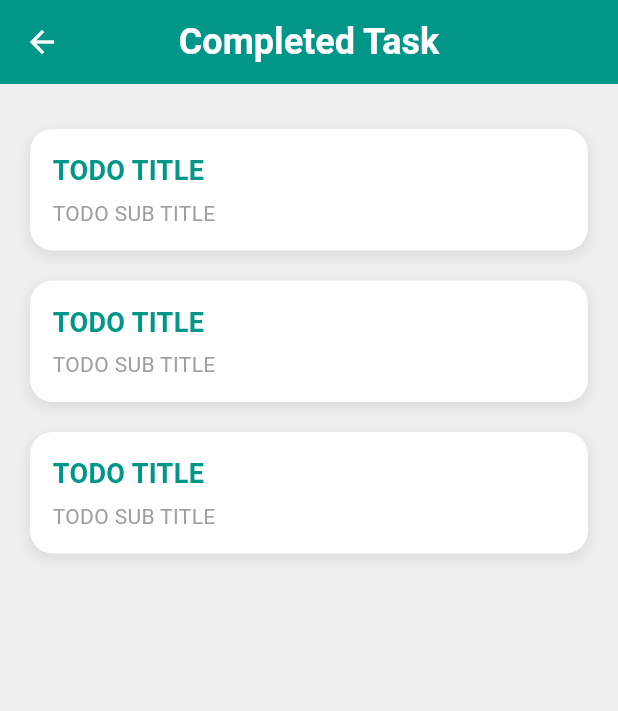
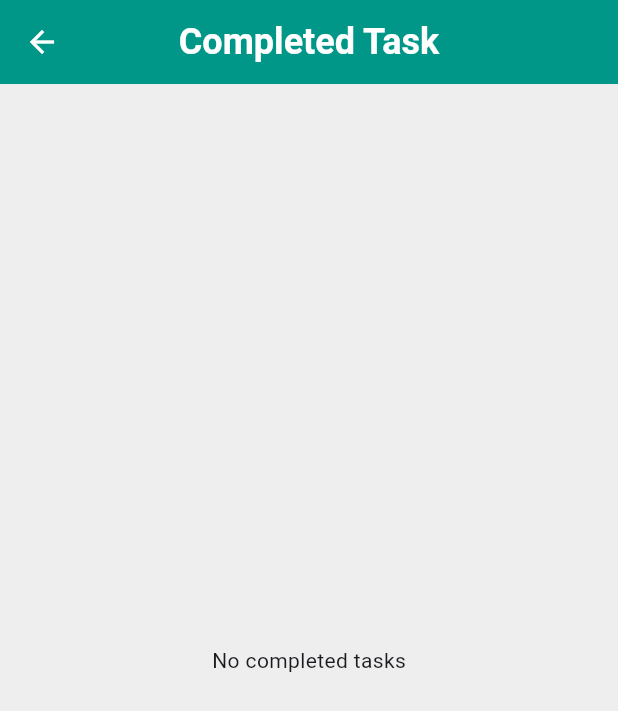
Before and after one commit to alvinkatabarwa/TaskMaster, a Flutter app: the CompletedTaskScreen screen opened directly, on a phone screen of 412 x 824 dp. Shown: the top 711 px of the screen. Run offline on Flutter 3.47's test engine with Material 3 defaults, Android fonts, the phone set to English and light mode, and no system bars.

Commit message:
finalizing providers

```diff
--- a/task_master/lib/pages/completed.dart
+++ b/task_master/lib/pages/completed.dart
@@ -1,4 +1,6 @@
 import 'package:flutter/material.dart';
+import 'package:provider/provider.dart';
+import '../providers/task_providers.dart';
 
 class CompletedTaskScreen extends StatelessWidget {
   const CompletedTaskScreen({Key? key}) : super(key: key);
@@ -28,22 +30,27 @@ class CompletedTaskScreen extends StatelessWidget {
       ),
       body: Padding(
         padding: const EdgeInsets.all(20),
-        child: Column(
-          children: [
-            Expanded(
-              child: ListView(
-                children: List.generate(3, (index) {
-                  return Padding(
-                    padding: const EdgeInsets.symmetric(vertical: 10),
-                    child: CompletedTaskItem(
-                      title: 'TODO TITLE',
-                      subtitle: 'TODO SUB TITLE',
-                    ),
+        child: Consumer<TaskProvider>(
+          builder: (context, taskProvider, child) {
+            // Filter only completed tasks
+            final completedTasks = taskProvider.tasks.where((task) => task.isCompleted).toList();
+
+            return completedTasks.isEmpty
+                ? const Center(child: Text('No completed tasks'))
+                : ListView.builder(
+                    itemCount: completedTasks.length,
+                    itemBuilder: (context, index) {
+                      final task = completedTasks[index];
+                      return Padding(
+                        padding: const EdgeInsets.symmetric(vertical: 10),
+                        child: CompletedTaskItem(
+                          title: task.title,
+                          subtitle: task.description,
+                        ),
+                      );
+                    },
                   );
-                }),
-              ),
-            ),
-          ],
+          },
         ),
       ),
     );
--- a/task_master/lib/pages/dashboard.dart
+++ b/task_master/lib/pages/dashboard.dart
@@ -1,6 +1,9 @@
 import 'package:flutter/material.dart';
+import 'package:provider/provider.dart';
+import '../providers/task_providers.dart';
 import 'todo.dart';
 import 'settings.dart';
+
 class DashboardScreen extends StatelessWidget {
   const DashboardScreen({Key? key}) : super(key: key);
 
@@ -80,7 +83,6 @@ class DashboardScreen extends StatelessWidget {
                 child: Column(
                   mainAxisAlignment: MainAxisAlignment.center,
                   children: [
-                    // Simple clock widget (static image, for dynamic clock you can implement logic)
                     Container(
                       height: 80,
                       width: 80,
@@ -167,11 +169,16 @@ class DashboardScreen extends StatelessWidget {
                             ],
                           ),
                           const SizedBox(height: 10),
-                          TaskItem(title: 'Learning Programming by 12PM'),
-                          TaskItem(title: 'Learn how to cook by 1PM'),
-                          TaskItem(title: 'Learn how to play at 2PM'),
-                          TaskItem(title: 'Have lunch at 4PM'),
-                          TaskItem(title: 'Going to travel 6PM'),
+                          // Displaying tasks dynamically
+                          Consumer<TaskProvider>(
+                            builder: (context, taskProvider, child) {
+                              return Column(
+                                children: taskProvider.tasks.map((task) {
+                                  return TaskItem(title: task.title);
+                                }).toList(),
+                              );
+                            },
+                          ),
                         ],
                       ),
                     ),
--- /dev/null
+++ b/task_master/lib/providers/login_providers.dart
@@ -0,0 +1,27 @@
+import 'package:flutter/material.dart';
+
+class LoginProvider with ChangeNotifier {
+  String _email = '';
+  String _password = '';
+
+  String get email => _email;
+  String get password => _password;
+
+  void updateEmail(String email) {
+    _email = email;
+    notifyListeners();
+  }
+
+  void updatePassword(String password) {
+    _password = password;
+    notifyListeners();
+  }
+
+  bool get isLoginValid => _email.isNotEmpty && _password.isNotEmpty;
+
+  void clearFields() {
+    _email = '';
+    _password = '';
+    notifyListeners();
+  }
+}
--- /dev/null
+++ b/task_master/lib/providers/registration_providers.dart
@@ -0,0 +1,33 @@
+import 'package:flutter/material.dart';
+
+class RegistrationProvider with ChangeNotifier {
+  String _fullName = '';
+  String _email = '';
+  String _password = '';
+  String _confirmPassword = '';
+
+  String get fullName => _fullName;
+  String get email => _email;
+  String get password => _password;
+  String get confirmPassword => _confirmPassword;
+
+  void updateFullName(String name) {
+    _fullName = name;
+    notifyListeners();
+  }
+
+  void updateEmail(String email) {
+    _email = email;
+    notifyListeners();
+  }
+
+  void updatePassword(String password) {
+    _password = password;
+    notifyListeners();
+  }
+
+  void updateConfirmPassword(String confirmPassword) {
+    _confirmPassword = confirmPassword;
+    notifyListeners();
+  }
+}
--- a/task_master/lib/providers/task_providers.dart
+++ b/task_master/lib/providers/task_providers.dart
@@ -1,8 +1,8 @@
 import 'package:flutter/material.dart';
 
 class Task {
-  final String title;
-  final String description;
+  String title;
+  String description;
   bool isCompleted;
 
   Task({required this.title, required this.description, this.isCompleted = false});
@@ -27,4 +27,13 @@ class TaskProvider with ChangeNotifier {
     task.isCompleted = !task.isCompleted;
     notifyListeners();
   }
+
+  // Method to update a task's title and description
+  void updateTask(int index, String newTitle, String newDescription) {
+    if (index >= 0 && index < _tasks.length) {
+      _tasks[index].title = newTitle;
+      _tasks[index].description = newDescription;
+      notifyListeners();
+    }
+  }
 }
```
Also changed, not shown: task_master/lib/main.dart (+6 -2 lines), task_master/lib/pages/editTask.dart (+19 -10 lines), task_master/lib/pages/login.dart (+26 -14 lines), task_master/lib/pages/register.dart (+28 -32 lines), task_master/lib/pages/todo.dart (+39 -27 lines).
